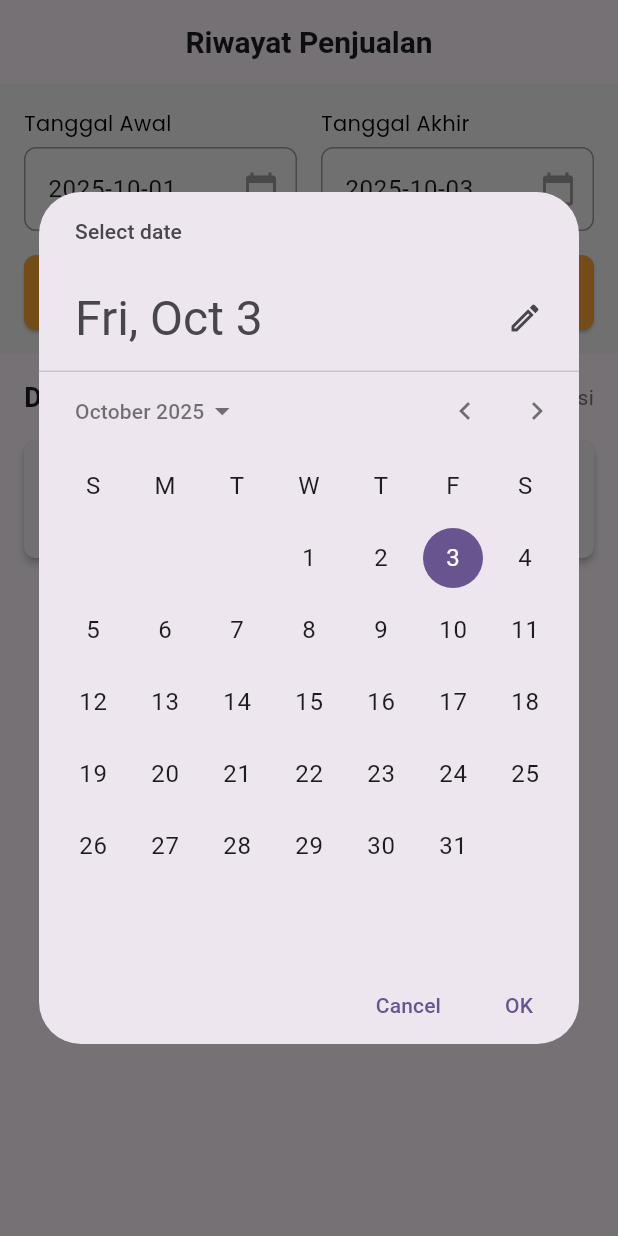
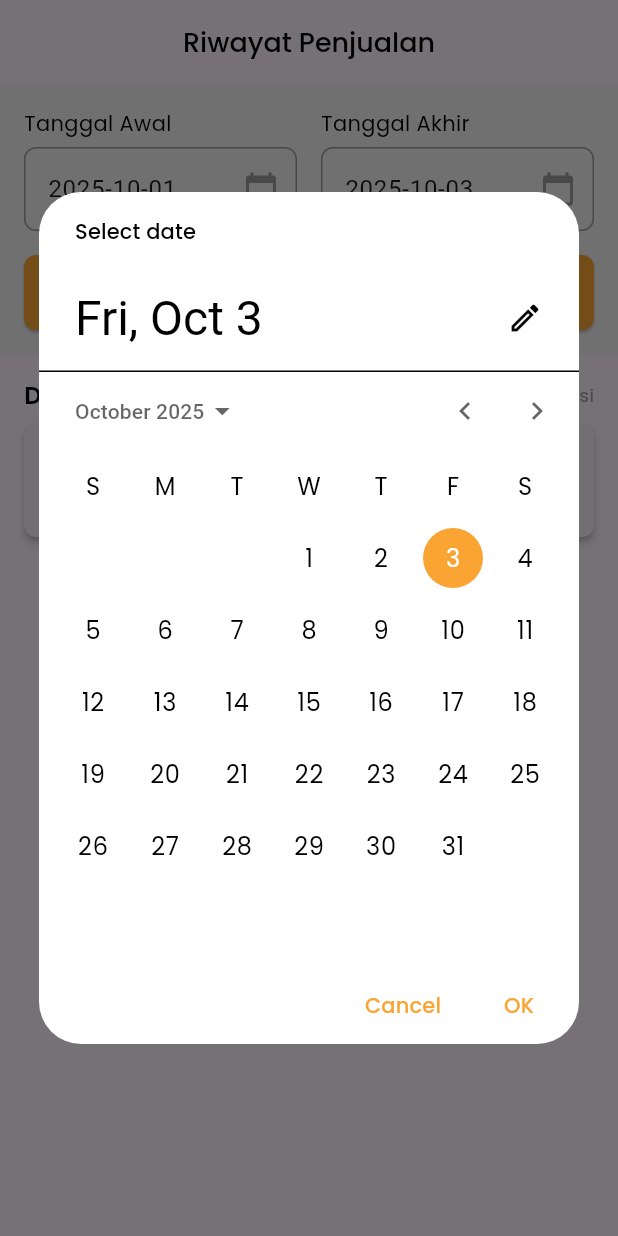
Before and after one commit to JinXVIII/FL-Kasirin-App, a Flutter app: the SalesHistoryScreen screen opened by its route, after a tap on "Tanggal Awal", after a tap on "Tanggal Akhir", on a phone screen of 412 x 824 dp. Run offline on Flutter 3.47's test engine with Material 3 defaults, Android fonts, the light colour scheme and no system bars; our stand-ins replace fl_chart, go_router, image_picker, shared_preferences; accounts and stored records are empty.

Commit message:
style(sales): refactor sales history UI to use centralized theme styles

```diff
--- a/lib/presentations/screens/sales_history/sales_history_screen.dart
+++ b/lib/presentations/screens/sales_history/sales_history_screen.dart
@@ -1,5 +1,8 @@
 import 'package:flutter/material.dart';
 import 'package:intl/intl.dart';
+
+import '../../../cores/constants/colors.dart';
+import '../../../cores/themes/text_styles.dart';
 
 import '../../widgets/custom_button.dart';
 import '../../widgets/custom_text_field.dart';
@@ -146,6 +149,27 @@ class _SalesHistoryScreenState extends State<SalesHistoryScreen> {
       initialDate: DateTime.now(),
       firstDate: DateTime(2020),
       lastDate: DateTime(2100),
+      builder: (context, child) {
+        return Theme(
+          data: Theme.of(context).copyWith(
+            colorScheme: ColorScheme.light(
+              primary: AppColors.primary,
+              onPrimary: AppColors.white,
+              onSurface: AppColors.black,
+            ),
+            textButtonTheme: TextButtonThemeData(
+              style: TextButton.styleFrom(foregroundColor: AppColors.primary),
+            ),
+            textTheme: const TextTheme(
+              bodyLarge: TextStyle(fontFamily: 'Poppins'),
+              bodyMedium: TextStyle(fontFamily: 'Poppins'),
+              labelLarge: TextStyle(fontFamily: 'Poppins'),
+              labelSmall: TextStyle(fontFamily: 'Poppins'),
+            ),
+          ),
+          child: child!,
+        );
+      },
     );
 
     if (picked != null) {
@@ -161,6 +185,27 @@ class _SalesHistoryScreenState extends State<SalesHistoryScreen> {
       initialDate: DateTime.now(),
       firstDate: DateTime(2020),
       lastDate: DateTime(2100),
+      builder: (context, child) {
+        return Theme(
+          data: Theme.of(context).copyWith(
+            colorScheme: ColorScheme.light(
+              primary: AppColors.primary,
+              onPrimary: AppColors.white,
+              onSurface: AppColors.black,
+            ),
+            textButtonTheme: TextButtonThemeData(
+              style: TextButton.styleFrom(foregroundColor: AppColors.primary),
+            ),
+            textTheme: const TextTheme(
+              bodyLarge: TextStyle(fontFamily: 'Poppins'),
+              bodyMedium: TextStyle(fontFamily: 'Poppins'),
+              labelLarge: TextStyle(fontFamily: 'Poppins'),
+              labelSmall: TextStyle(fontFamily: 'Poppins'),
+            ),
+          ),
+          child: child!,
+        );
+      },
     );
 
     if (picked != null) {
@@ -201,10 +246,7 @@ class _SalesHistoryScreenState extends State<SalesHistoryScreen> {
   Widget build(BuildContext context) {
     return Scaffold(
       appBar: AppBar(
-        title: const Text(
-          "Riwayat Penjualan",
-          style: TextStyle(fontSize: 20, fontWeight: FontWeight.w600),
-        ),
+        title: const Text("Riwayat Penjualan", style: AppTextStyles.titlePage),
         centerTitle: true,
       ),
       body: Column(
@@ -274,18 +316,15 @@ class _SalesHistoryScreenState extends State<SalesHistoryScreen> {
                     children: [
                       const Text(
                         'Daftar Penjualan',
-                        style: TextStyle(
-                          fontSize: 18,
-                          fontWeight: FontWeight.w600,
-                        ),
+                        style: AppTextStyles.heading4,
                       ),
                       Text(
                         '${_filteredSalesData.length} transaksi',
-                        style: TextStyle(fontSize: 14, color: Colors.grey[600]),
+                        style: AppTextStyles.caption,
                       ),
                     ],
                   ),
-                  const SizedBox(height: 16),
+                  const SizedBox(height: 8),
 
                   // Sales history list
                   _filteredSalesData.isEmpty
@@ -301,10 +340,7 @@ class _SalesHistoryScreenState extends State<SalesHistoryScreen> {
                               SizedBox(height: 16),
                               Text(
                                 'Tidak ada data penjualan',
-                                style: TextStyle(
-                                  fontSize: 16,
-                                  color: Colors.grey,
-                                ),
+                                style: AppTextStyles.heading4,
                               ),
                             ],
                           ),
--- a/lib/presentations/screens/sales_history/widgets/sales_history_item_card.dart
+++ b/lib/presentations/screens/sales_history/widgets/sales_history_item_card.dart
@@ -3,6 +3,7 @@ import 'package:go_router/go_router.dart';
 import 'package:intl/intl.dart';
 
 import '../../../../cores/routes/app_router.dart';
+import '../../../../cores/themes/text_styles.dart';
 
 class SalesHistoryItemCard extends StatelessWidget {
   final Map<String, dynamic> salesData;
@@ -39,17 +40,11 @@ class SalesHistoryItemCard extends StatelessWidget {
               Row(
                 mainAxisAlignment: MainAxisAlignment.spaceBetween,
                 children: [
-                  Text(
-                    transactionNumber,
-                    style: const TextStyle(
-                      fontSize: 16,
-                      fontWeight: FontWeight.w600,
-                    ),
-                  ),
+                  Text(transactionNumber, style: AppTextStyles.heading4),
 
                   Text(
                     DateFormat('dd MMM yyyy, HH:mm').format(transactionDate),
-                    style: TextStyle(fontSize: 12, color: Colors.grey[600]),
+                    style: AppTextStyles.caption,
                   ),
                 ],
               ),
@@ -60,20 +55,13 @@ class SalesHistoryItemCard extends StatelessWidget {
                 children: [
                   const Icon(Icons.payment, size: 16, color: Colors.grey),
                   const SizedBox(width: 4),
-                  Text(
-                    paymentMethod,
-                    style: TextStyle(fontSize: 12, color: Colors.grey[600]),
-                  ),
+                  Text(paymentMethod, style: AppTextStyles.caption),
 
                   Spacer(),
 
                   Text(
                     'Rp ${NumberFormat('#,###').format(totalAmount)}',
-                    style: const TextStyle(
-                      fontSize: 16,
-                      fontWeight: FontWeight.w600,
-                      color: Colors.green,
-                    ),
+                    style: AppTextStyles.priceSmall,
                   ),
                 ],
               ),
```
